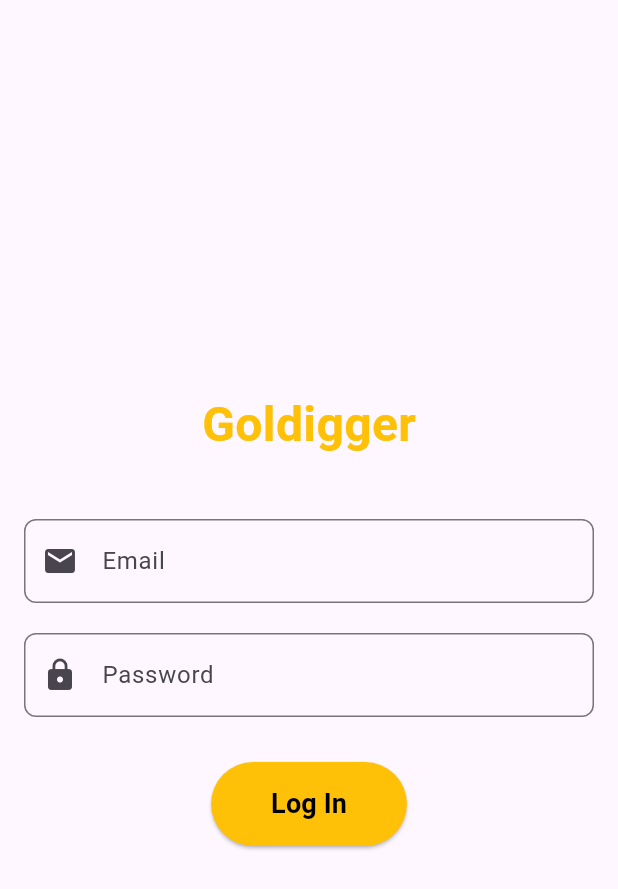
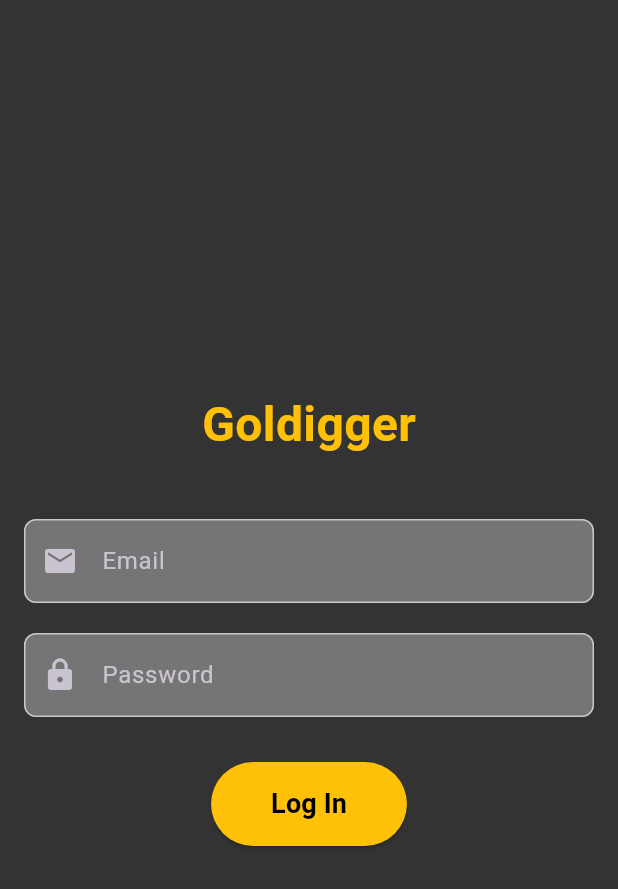
Before and after one commit to Panagiotis-Magos/GoldDigger, a Flutter app: the screen it shows after launch, after a tap on "Get Started", on a phone screen of 412 x 824 dp. Shown: the top 889 px of the screen. Run offline on Flutter 3.47's test engine with Material 3 defaults, Android fonts, the phone set to English and light mode, and no system bars.

Commit message:
Add files via upload

```diff
--- a/lib/main.dart
+++ b/lib/main.dart
@@ -1,109 +1,20 @@
 import 'package:flutter/material.dart';
-import 'login.dart';
+import './routes/app_routes.dart';
+import 'utils/theme.dart';
 
-class IntroScreen extends StatelessWidget {
+void main() {
+  runApp(GoldDiggerApp());
+}
+
+class GoldDiggerApp extends StatelessWidget {
   @override
   Widget build(BuildContext context) {
-    return Scaffold(
-      body: Container(
-        decoration: BoxDecoration(
-          gradient: LinearGradient(
-            colors: [Colors.amber, Colors.orange],
-            begin: Alignment.topCenter,
-            end: Alignment.bottomCenter,
-          ),
-        ),
-        child: Column(
-          mainAxisAlignment: MainAxisAlignment.center,
-          crossAxisAlignment: CrossAxisAlignment.center,
-          children: [
-            // App Logo or Image
-            Padding(
-              padding: const EdgeInsets.all(16.0),
-              child: Image.asset(
-                'assets/logo.png', // Replace with your logo path
-                height: 150,
-              ),
-            ),
-
-            // Welcome Text
-            const Text(
-              'Welcome to Goldigger',
-              style: TextStyle(
-                fontSize: 28,
-                fontWeight: FontWeight.bold,
-                color: Colors.white,
-              ),
-              textAlign: TextAlign.center,
-            ),
-
-            const SizedBox(height: 20),
-
-            // Subtitle
-            const Text(
-              'Achieve your goals, complete tasks, and explore the world!',
-              style: TextStyle(
-                fontSize: 18,
-                color: Colors.white70,
-              ),
-              textAlign: TextAlign.center,
-            ),
-
-            const SizedBox(height: 40),
-
-            // Get Started Button
-            ElevatedButton(
-              onPressed: () {
-                Navigator.pushReplacementNamed(context, '/login'); // Navigate to Login Screen
-              },
-              style: ElevatedButton.styleFrom(
-                backgroundColor: Colors.black, // Correct property name
-                padding: const EdgeInsets.symmetric(horizontal: 40, vertical: 15),
-                shape: RoundedRectangleBorder(
-                  borderRadius: BorderRadius.circular(30),
-                ),
-              ),
-              child: const Text(
-                'Get Started',
-                style: TextStyle(
-                  fontSize: 18,
-                  color: Colors.amber,
-                  fontWeight: FontWeight.bold,
-                ),
-              ),
-            ),
-          ],
-        ),
-      ),
+    return MaterialApp(
+      debugShowCheckedModeBanner: false,
+      title: 'GoldDigger',
+      theme: AppTheme.lightTheme, // Apply custom theme
+      initialRoute: AppRoutes.intro, // Start with the Intro screen
+      routes: AppRoutes.routes, // Use centralized routes
     );
   }
 }
-
-void main() {
-  runApp(MaterialApp(
-    debugShowCheckedModeBanner: false,
-    initialRoute: '/',
-    routes: {
-      '/': (context) => IntroScreen(),
-      '/login': (context) => LoginScreen(), // Login Screen Route
-      '/home': (context) => Scaffold(
-            appBar: AppBar(
-              title: const Text('Home Screen Placeholder'),
-            ),
-            body: const Center(
-              child: Text('Welcome to the Home Screen!'),
-            ),
-          ),
-    },
-  ));
-}
-//για να τρεξει πρωτα η edit profile
-/*import 'package:flutter/material.dart';
-import 'editprofile.dart'; // Βεβαιώσου ότι εισάγεις το αρχείο της Edit Profile
-
-void main() {
-  runApp(MaterialApp(
-    debugShowCheckedModeBanner: false,
-    home: EditProfileScreen(), // Απευθείας προβολή της Edit Profile
-  ));
-}*/
--- /dev/null
+++ b/lib/routes/app_routes.dart
@@ -0,0 +1,25 @@
+import 'package:flutter/material.dart';
+import '../screens/intro.dart';
+import '../screens/editprofile.dart';
+import '../screens/login.dart';
+
+class AppRoutes {
+  static const String home = '/home';
+  static const String login = '/login';
+  static const String profile = '/profile';
+  static const String intro = '/';
+
+  static final Map<String, WidgetBuilder> routes = {
+    home: (context) => Scaffold(
+            appBar: AppBar(
+              title: const Text('Home Screen Placeholder'),
+            ),
+            body: const Center(
+              child: Text('Welcome to the Home Screen!'),
+            ),
+          ),
+    intro: (context) => IntroScreen(),
+    login: (context) => LoginScreen(),
+    profile: (context) => EditProfileScreen(),
+  };
+}
--- /dev/null
+++ b/lib/screens/intro.dart
@@ -0,0 +1,79 @@
+import 'package:flutter/material.dart';
+
+class IntroScreen extends StatelessWidget {
+  @override
+  Widget build(BuildContext context) {
+    return Scaffold(
+      body: Container(
+        decoration: BoxDecoration(
+          gradient: LinearGradient(
+            colors: [Colors.amber, Colors.orange],
+            begin: Alignment.topCenter,
+            end: Alignment.bottomCenter,
+          ),
+        ),
+        child: Column(
+          mainAxisAlignment: MainAxisAlignment.center,
+          crossAxisAlignment: CrossAxisAlignment.center,
+          children: [
+            // App Logo or Image
+            Padding(
+              padding: const EdgeInsets.all(16.0),
+              child: Image.asset(
+                'assets/logo.png', // Replace with your logo path
+                height: 150,
+              ),
+            ),
+
+            // Welcome Text
+            const Text(
+              'Welcome to Goldigger',
+              style: TextStyle(
+                fontSize: 28,
+                fontWeight: FontWeight.bold,
+                color: Colors.white,
+              ),
+              textAlign: TextAlign.center,
+            ),
+
+            const SizedBox(height: 20),
+
+            // Subtitle
+            const Text(
+              'Achieve your goals, complete tasks, and explore the world!',
+              style: TextStyle(
+                fontSize: 18,
+                color: Colors.white70,
+              ),
+              textAlign: TextAlign.center,
+            ),
+
+            const SizedBox(height: 40),
+
+            // Get Started Button
+            ElevatedButton(
+              onPressed: () {
+                Navigator.pushReplacementNamed(context, '/login'); // Navigate to Login Screen
+              },
+              style: ElevatedButton.styleFrom(
+                backgroundColor: Colors.black, // Correct property name
+                padding: const EdgeInsets.symmetric(horizontal: 40, vertical: 15),
+                shape: RoundedRectangleBorder(
+                  borderRadius: BorderRadius.circular(30),
+                ),
+              ),
+              child: const Text(
+                'Get Started',
+                style: TextStyle(
+                  fontSize: 18,
+                  color: Colors.amber,
+                  fontWeight: FontWeight.bold,
+                ),
+              ),
+            ),
+          ],
+        ),
+      ),
+    );
+  }
+}
--- /dev/null
+++ b/lib/screens/login.dart
@@ -0,0 +1,77 @@
+import 'package:flutter/material.dart';
+
+class LoginScreen extends StatelessWidget {
+  @override
+  Widget build(BuildContext context) {
+    return Scaffold(
+      body: Padding(
+        padding: const EdgeInsets.all(16.0),
+        child: Center(
+          child: Column(
+            mainAxisAlignment: MainAxisAlignment.center,
+            crossAxisAlignment: CrossAxisAlignment.center,
+            children: [
+              // App Logo or Title
+              Text(
+                'Goldigger',
+                style: TextStyle(
+                  fontSize: 32,
+                  fontWeight: FontWeight.bold,
+                  color: Colors.amber,
+                ),
+              ),
+              const SizedBox(height: 40),
+
+              // Email TextField
+              TextField(
+                decoration: InputDecoration(
+                  labelText: 'Email',
+                  border: OutlineInputBorder(
+                    borderRadius: BorderRadius.circular(8.0),
+                  ),
+                  prefixIcon: Icon(Icons.email),
+                ),
+              ),
+              const SizedBox(height: 20),
+
+              // Password TextField
+              TextField(
+                obscureText: true,
+                decoration: InputDecoration(
+                  labelText: 'Password',
+                  border: OutlineInputBorder(
+                    borderRadius: BorderRadius.circular(8.0),
+                  ),
+                  prefixIcon: Icon(Icons.lock),
+                ),
+              ),
+              const SizedBox(height: 30),
+
+              // Login Button
+              ElevatedButton(
+                onPressed: () {
+                  Navigator.pushReplacementNamed(context, '/home');
+                },
+                style: ElevatedButton.styleFrom(
+                  backgroundColor: Colors.amber,
+                  padding: const EdgeInsets.symmetric(horizontal: 40, vertical: 15),
+                  shape: RoundedRectangleBorder(
+                    borderRadius: BorderRadius.circular(30),
+                  ),
+                ),
+                child: const Text(
+                  'Log In',
+                  style: TextStyle(
+                    fontSize: 18,
+                    color: Colors.black,
+                    fontWeight: FontWeight.bold,
+                  ),
+                ),
+              ),
+            ],
+          ),
+        ),
+      ),
+    );
+  }
+}
--- /dev/null
+++ b/lib/utils/theme.dart
@@ -0,0 +1,57 @@
+import 'package:flutter/material.dart';
+
+//testing
+
+class AppTheme {
+  // Light Theme
+  static ThemeData get lightTheme {
+    return ThemeData(
+      primarySwatch: Colors.amber, // Amber primary color for a vibrant look
+      brightness: Brightness.dark, // Dark theme to match your app's style
+      scaffoldBackgroundColor: const Color(0xFF333333), // Dark gray background
+      appBarTheme: const AppBarTheme(
+        backgroundColor: Colors.amber, // App bar color matches the primary swatch
+        foregroundColor: Colors.black, // Black text/icons on the app bar
+        elevation: 4, // Slight shadow for app bar
+      ),
+      textTheme: const TextTheme(
+        titleLarge: TextStyle(
+          fontSize: 20,
+          fontWeight: FontWeight.bold,
+          color: Colors.white,
+        ), // Headings for screens
+        bodyLarge: TextStyle(
+          fontSize: 16,
+          color: Colors.white70,
+        ), // Regular text
+        bodyMedium: TextStyle(
+          fontSize: 14,
+          color: Colors.white60,
+        ), // Subdued text
+      ),
+      inputDecorationTheme: InputDecorationTheme(
+        filled: true,
+        fillColor: Colors.grey[600], // Input field background color
+        border: OutlineInputBorder(
+          borderRadius: BorderRadius.circular(8),
+        ),
+        hintStyle: const TextStyle(color: Colors.white70), // Placeholder text color
+      ),
+      elevatedButtonTheme: ElevatedButtonThemeData(
+        style: ElevatedButton.styleFrom(
+          backgroundColor: Colors.grey[600], // Button background color
+          foregroundColor: Colors.white, // Button text color
+          padding: const EdgeInsets.symmetric(vertical: 15, horizontal: 20),
+          shape: RoundedRectangleBorder(
+            borderRadius: BorderRadius.circular(10),
+          ),
+        ),
+      ),
+      bottomNavigationBarTheme: const BottomNavigationBarThemeData(
+        backgroundColor: Color(0xFF333333), // Matches the scaffold background
+        selectedItemColor: Colors.amber, // Highlight for selected items
+        unselectedItemColor: Colors.grey, // Grayed-out unselected items
+      ),
+    );
+  }
+}
```
Also changed, not shown: lib/screens/editprofile.dart (added, +197 -0 lines).
